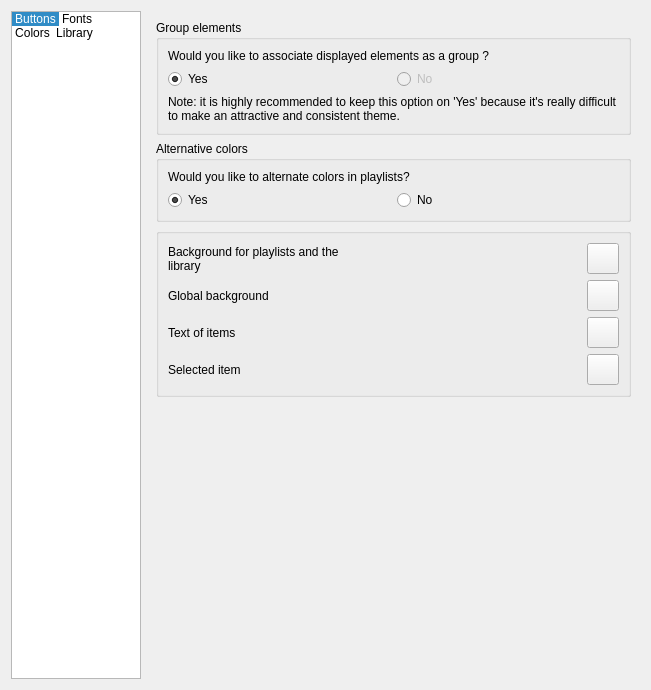
This is code/src/customizetheme.ui in MBach/Miam-Player as Qt 5 draws it before an edit. The edited form follows.
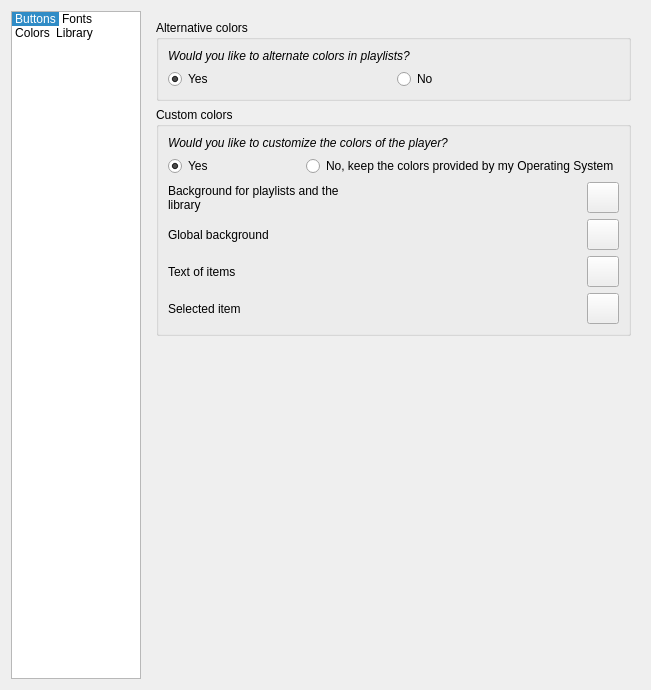
This is the edited form. The open tabs and pages were chosen to show the change. Icons and pictures are not drawn. Custom widgets are drawn as their Qt base class.

Commit message: Minor changes in Customize Theme

The edit to the form file:
```diff
--- a/code/src/customizetheme.ui
+++ b/code/src/customizetheme.ui
@@ -983,62 +983,6 @@
      </widget>
      <widget class="QWidget" name="page_3">
       <layout class="QVBoxLayout" name="verticalLayout_12">
-       <item>
-        <widget class="QGroupBox" name="groupBox_3">
-         <property name="title">
-          <string>Group elements</string>
-         </property>
-         <layout class="QVBoxLayout" name="verticalLayout_8">
-          <item>
-           <widget class="QLabel" name="label_8">
-            <property name="text">
-             <string>Would you like to associate displayed elements as a group ?</string>
-            </property>
-           </widget>
-          </item>
-          <item>
-           <layout class="QHBoxLayout" name="horizontalLayout_9">
-            <item>
-             <widget class="QRadioButton" name="enableGroupElements">
-              <property name="toolTip">
-               <string>It is not possible to customize elements separately in this release</string>
-              </property>
-              <property name="text">
-               <string>Yes</string>
-              </property>
-              <property name="checked">
-               <bool>true</bool>
-              </property>
-             </widget>
-            </item>
-            <item>
-             <widget class="QRadioButton" name="disableGroupElements">
-              <property name="enabled">
-               <bool>false</bool>
-              </property>
-              <property name="toolTip">
-               <string>It is not possible to customize elements separately in this release</string>
-              </property>
-              <property name="text">
-               <string>No</string>
-              </property>
-             </widget>
-            </item>
-           </layout>
-          </item>
-          <item>
-           <widget class="QLabel" name="label_9">
-            <property name="text">
-             <string>Note: it is highly recommended to keep this option on 'Yes' because it's really difficult to make an attractive and consistent theme.</string>
-            </property>
-            <property name="wordWrap">
-             <bool>true</bool>
-            </property>
-           </widget>
-          </item>
-         </layout>
-        </widget>
-       </item>
        <item>
         <widget class="QGroupBox" name="groupBox_4">
          <property name="title">
@@ -1047,6 +991,11 @@
          <layout class="QVBoxLayout" name="verticalLayout_9">
           <item>
            <widget class="QLabel" name="label_2">
+            <property name="font">
+             <font>
+              <italic>true</italic>
+             </font>
+            </property>
             <property name="text">
              <string>Would you like to alternate colors in playlists?</string>
             </property>
@@ -1079,30 +1028,75 @@
        <item>
         <widget class="QGroupBox" name="groupBox_5">
          <property name="title">
-          <string/>
+          <string>Custom colors</string>
          </property>
-         <layout class="QGridLayout" name="gridLayout_6">
-          <item row="3" column="1">
-           <widget class="Reflector" name="itemColorWidget" native="true">
+         <layout class="QVBoxLayout" name="verticalLayout_8">
+          <item>
+           <widget class="QLabel" name="label_6">
+            <property name="font">
+             <font>
+              <italic>true</italic>
+             </font>
+            </property>
+            <property name="text">
+             <string>Would you like to customize the colors of the player?</string>
+            </property>
+           </widget>
+          </item>
+          <item>
+           <layout class="QHBoxLayout" name="horizontalLayout_3">
+            <item>
+             <widget class="QRadioButton" name="enableCustomColorsRadioButton">
+              <property name="text">
+               <string>Yes</string>
+              </property>
+              <property name="checked">
+               <bool>true</bool>
+              </property>
+             </widget>
+            </item>
+            <item>
+             <widget class="QRadioButton" name="disableCustomColorsRadioButton">
+              <property name="text">
+               <string>No, keep the colors provided by my Operating System</string>
+              </property>
+             </widget>
+            </item>
+           </layout>
+          </item>
+          <item>
+           <layout class="QGridLayout" name="customColorsGridLayout">
+            <item row="0" column="1">
+             <widget class="Reflector" name="bgPrimaryColorWidget" native="true">
             <property name="minimumSize">
              <size>
               <width>0</width>
-              <height>30</height>
+                <height>14</height>
              </size>
             </property>
             <property name="styleSheet">
-             <string notr="true">Reflector { border: 1px solid #707070; background-color: #000000; }</string>
+               <string notr="true">Reflector { border: 1px solid #707070; background-color: #f0f0f0; }</string>
             </property>
            </widget>
           </item>
-          <item row="2" column="0">
+            <item row="0" column="0">
+             <widget class="QLabel" name="labelBackgroundPrimary">
+              <property name="text">
+               <string>Background for playlists and the library</string>
+              </property>
+              <property name="wordWrap">
+               <bool>true</bool>
+              </property>
+             </widget>
+            </item>
+            <item row="1" column="0">
            <widget class="QLabel" name="labelGlobalBackground">
             <property name="text">
              <string>Global background</string>
             </property>
            </widget>
           </item>
-          <item row="1" column="2">
+            <item row="0" column="2">
            <widget class="QToolButton" name="bgPrimaryColorToolButton">
             <property name="text">
              <string/>
@@ -1119,104 +1113,26 @@
             </property>
            </widget>
           </item>
-          <item row="2" column="2">
-           <widget class="QToolButton" name="globalBackgroundColorToolButton">
-            <property name="text">
-             <string/>
-            </property>
-            <property name="icon">
-             <iconset resource="mmmmp.qrc">
-              <normaloff>:/config/palette</normaloff>:/config/palette</iconset>
-            </property>
-            <property name="iconSize">
-             <size>
-              <width>24</width>
-              <height>24</height>
-             </size>
-            </property>
-           </widget>
-          </item>
-          <item row="3" column="0">
+            <item row="2" column="0">
            <widget class="QLabel" name="labelItems">
             <property name="text">
              <string>Text of items</string>
             </property>
            </widget>
           </item>
-          <item row="3" column="2">
-           <widget class="QToolButton" name="itemColorToolButton">
-            <property name="text">
-             <string/>
-            </property>
-            <property name="icon">
-             <iconset resource="mmmmp.qrc">
-              <normaloff>:/config/palette</normaloff>:/config/palette</iconset>
-            </property>
-            <property name="iconSize">
-             <size>
-              <width>24</width>
-              <height>24</height>
-             </size>
-            </property>
-           </widget>
-          </item>
-          <item row="1" column="0">
-           <layout class="QVBoxLayout" name="verticalLayout_10">
-            <item>
-             <widget class="QLabel" name="labelBackgroundPrimary">
-              <property name="text">
-               <string>Background for playlists and the library</string>
-              </property>
-              <property name="wordWrap">
-               <bool>true</bool>
-              </property>
-             </widget>
-            </item>
-           </layout>
-          </item>
-          <item row="4" column="0">
+            <item row="3" column="0">
            <widget class="QLabel" name="labelSelectedItem">
             <property name="text">
              <string>Selected item</string>
             </property>
            </widget>
           </item>
-          <item row="4" column="2">
-           <widget class="QToolButton" name="selectedItemColorToolButton">
-            <property name="text">
-             <string/>
-            </property>
-            <property name="icon">
-             <iconset resource="mmmmp.qrc">
-              <normaloff>:/config/palette</normaloff>:/config/palette</iconset>
-            </property>
-            <property name="iconSize">
-             <size>
-              <width>24</width>
-              <height>24</height>
-             </size>
-            </property>
-           </widget>
-          </item>
-          <item row="2" column="1">
-           <widget class="Reflector" name="globalBackgroundColorWidget" native="true">
-            <property name="minimumSize">
-             <size>
-              <width>0</width>
-              <height>30</height>
-             </size>
-            </property>
-            <property name="styleSheet">
-             <string notr="true">Reflector { border: 1px solid #707070; background-color: #f0f0f0; }</string>
-            </property>
-           </widget>
-          </item>
           <item row="1" column="1">
-           <widget class="Reflector" name="bgPrimaryColorWidget" native="true">
+             <widget class="Reflector" name="globalBackgroundColorWidget" native="true">
             <property name="minimumSize">
              <size>
               <width>0</width>
-              <height>14</height>
+                <height>30</height>
              </size>
             </property>
             <property name="styleSheet">
@@ -1224,7 +1140,20 @@
             </property>
            </widget>
           </item>
-          <item row="4" column="1">
+            <item row="2" column="1">
+             <widget class="Reflector" name="itemColorWidget" native="true">
+              <property name="minimumSize">
+               <size>
+                <width>0</width>
+                <height>30</height>
+               </size>
+              </property>
+              <property name="styleSheet">
+               <string notr="true">Reflector { border: 1px solid #707070; background-color: #000000; }</string>
+              </property>
+             </widget>
+            </item>
+            <item row="3" column="1">
            <widget class="Reflector" name="selectedItemColorWidget" native="true">
             <property name="minimumSize">
              <size>
@@ -1236,6 +1165,59 @@
              <string notr="true">Reflector { border: 1px solid #707070; background-color: #d6eefb; }</string>
             </property>
            </widget>
+            </item>
+            <item row="1" column="2">
+             <widget class="QToolButton" name="globalBackgroundColorToolButton">
+              <property name="text">
+               <string/>
+              </property>
+              <property name="icon">
+               <iconset resource="mmmmp.qrc">
+                <normaloff>:/config/palette</normaloff>:/config/palette</iconset>
+              </property>
+              <property name="iconSize">
+               <size>
+                <width>24</width>
+                <height>24</height>
+               </size>
+              </property>
+             </widget>
+            </item>
+            <item row="2" column="2">
+             <widget class="QToolButton" name="itemColorToolButton">
+              <property name="text">
+               <string/>
+              </property>
+              <property name="icon">
+               <iconset resource="mmmmp.qrc">
+                <normaloff>:/config/palette</normaloff>:/config/palette</iconset>
+              </property>
+              <property name="iconSize">
+               <size>
+                <width>24</width>
+                <height>24</height>
+               </size>
+              </property>
+             </widget>
+            </item>
+            <item row="3" column="2">
+             <widget class="QToolButton" name="selectedItemColorToolButton">
+              <property name="text">
+               <string/>
+              </property>
+              <property name="icon">
+               <iconset resource="mmmmp.qrc">
+                <normaloff>:/config/palette</normaloff>:/config/palette</iconset>
+              </property>
+              <property name="iconSize">
+               <size>
+                <width>24</width>
+                <height>24</height>
+               </size>
+              </property>
+             </widget>
+            </item>
+           </layout>
           </item>
          </layout>
         </widget>
```
Lines whose indentation alone changed are shown as unchanged. The commit also changes 6 other files.
